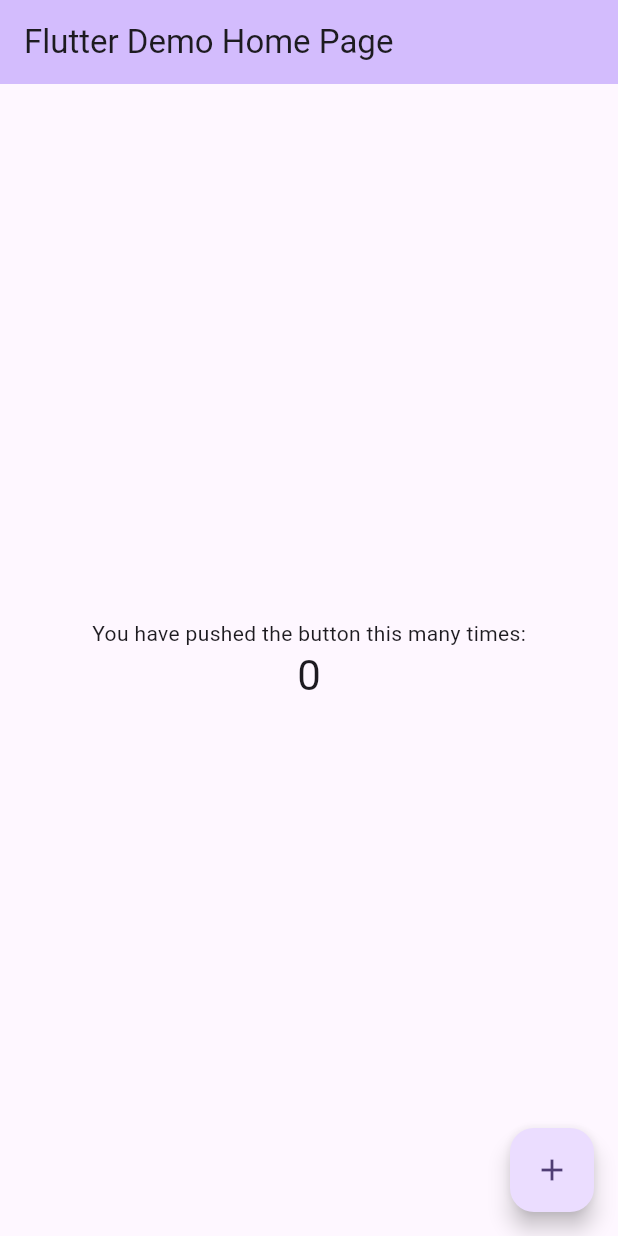
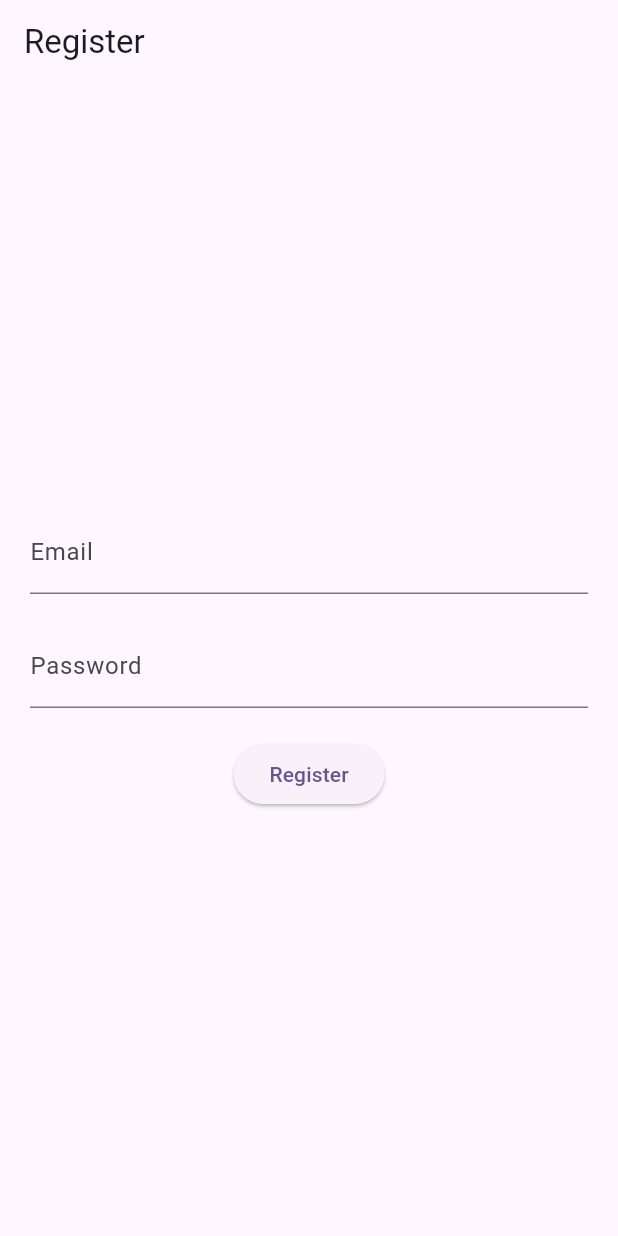
Before and after one commit to HugoGit-Hub/AskHandClient, a Flutter app: the screen it shows after launch, on a phone screen of 412 x 824 dp. Run offline on Flutter 3.47's test engine with Material 3 defaults, Android fonts, the phone set to English and light mode, and no system bars.

Commit message:
Create register page

```diff
--- a/src/lib/main.dart
+++ b/src/lib/main.dart
@@ -1,4 +1,5 @@
 import 'package:flutter/material.dart';
+import 'package:src/screens/register.dart';
 
 void main() {
   runApp(const MyApp());
@@ -15,7 +16,7 @@ class MyApp extends StatelessWidget {
         colorScheme: ColorScheme.fromSeed(seedColor: Colors.deepPurple),
         useMaterial3: true,
       ),
-      home: const MyHomePage(title: 'Flutter Demo Home Page'),
+      home: const RegisterPage(),
     );
   }
 }
--- /dev/null
+++ b/src/lib/screens/register.dart
@@ -0,0 +1,58 @@
+import 'package:flutter/material.dart';
+
+class RegisterPage extends StatefulWidget {
+  const RegisterPage({super.key});
+
+  @override
+  _RegisterPageState createState() => _RegisterPageState();
+}
+
+class _RegisterPageState extends State<RegisterPage> {
+  final TextEditingController _emailController = TextEditingController();
+  final TextEditingController _passwordController = TextEditingController();
+
+  @override
+  Widget build(BuildContext context) {
+    return Scaffold(
+      appBar: AppBar(
+        title: const Text('Register'),
+      ),
+      body: Padding(
+        padding: const EdgeInsets.all(20.0),
+        child: Column(
+          mainAxisAlignment: MainAxisAlignment.center,
+          children: <Widget>[
+            TextField(
+              controller: _emailController,
+              decoration: const InputDecoration(
+                labelText: 'Email',
+              ),
+            ),
+            const SizedBox(height: 20.0),
+            TextField(
+              controller: _passwordController,
+              obscureText: true,
+              decoration: const InputDecoration(
+                labelText: 'Password',
+              ),
+            ),
+            const SizedBox(height: 20.0),
+            ElevatedButton(
+              onPressed: () {
+                String email = _emailController.text;
+                String password = _passwordController.text;
+              },
+              child: const Text('Register'),
+            ),
+          ],
+        ),
+      ),
+    );
+  }
+}
+
+void main() {
+  runApp(const MaterialApp(
+    home: RegisterPage(),
+  ));
+}
```
